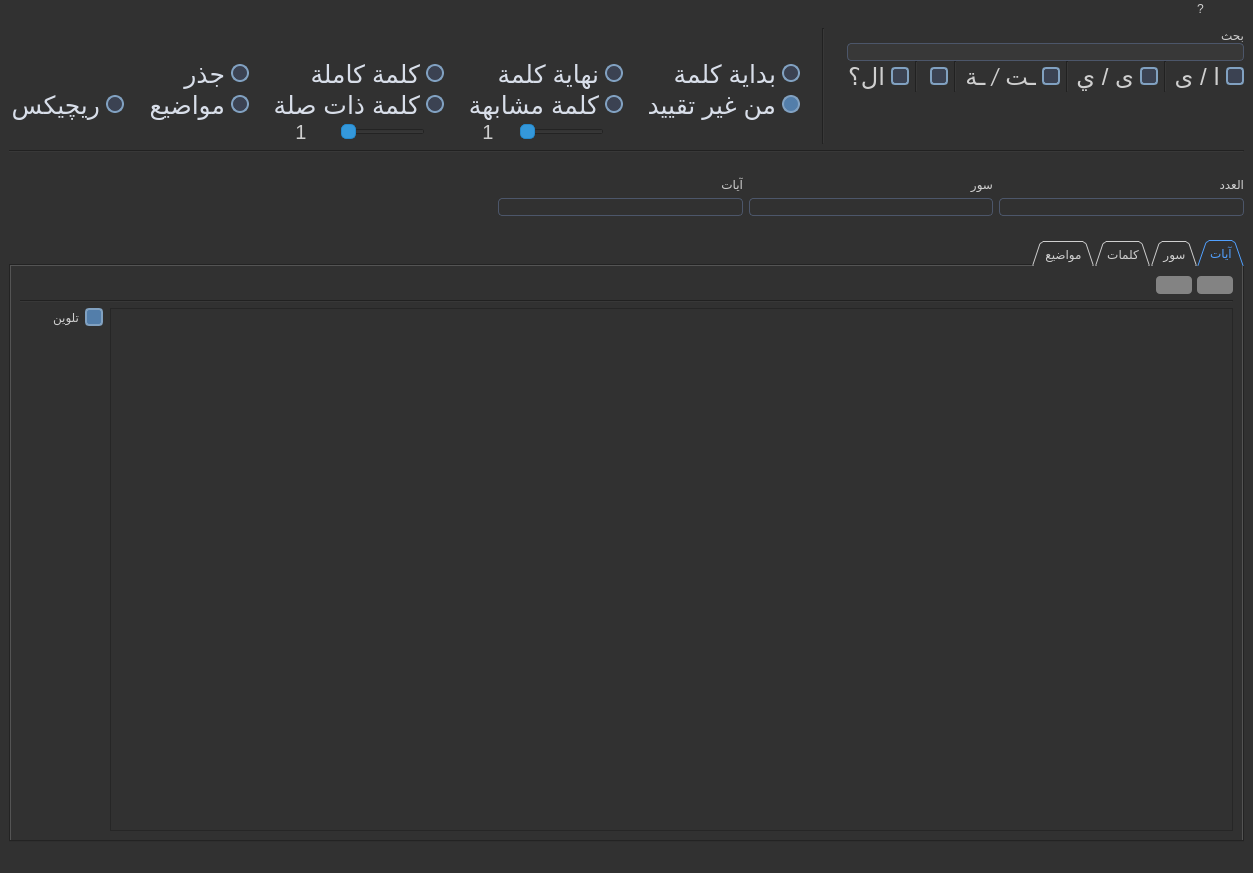
Qt form gui/main_window/main_screen.ui (masalha-alaa/quran-counter) before a commit.
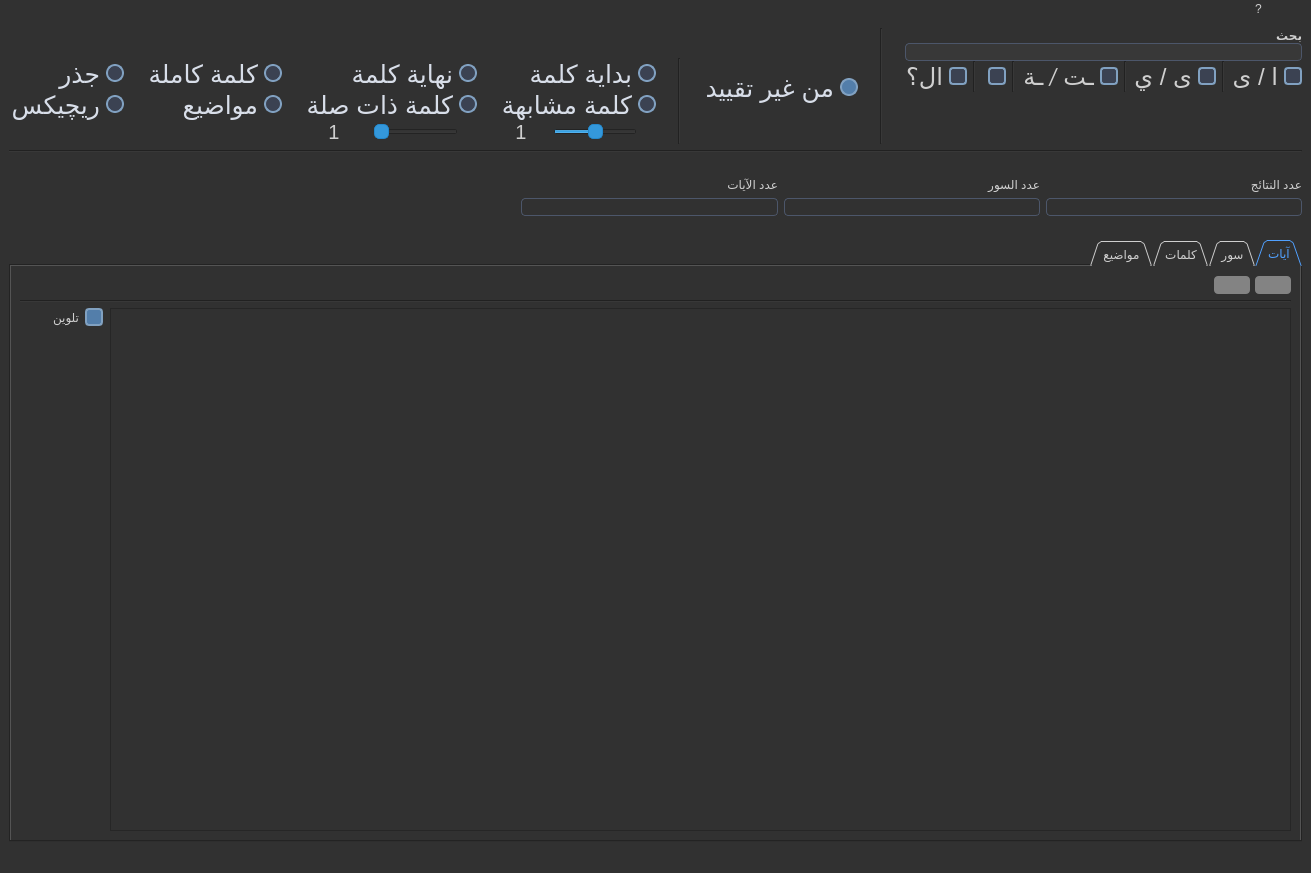
The same form after that commit. Icons and pictures are not drawn. Custom widgets are drawn as their Qt base class.

Commit message: - GUI updates. - Updates "close match" thresholds.

What changed in the file:
```diff
--- a/gui/main_window/main_screen.ui
+++ b/gui/main_window/main_screen.ui
@@ -6,7 +6,7 @@
    <rect>
     <x>0</x>
     <y>0</y>
-    <width>1179</width>
+    <width>1198</width>
     <height>873</height>
    </rect>
   </property>
@@ -152,7 +152,9 @@
            <string/>
           </property>
           <property name="styleSheet">
-           <string notr="true"/>
+           <string notr="true">QLabel {
+	font-weight: bold;
+}</string>
           </property>
           <property name="text">
            <string>بحث</string>
@@ -377,30 +379,13 @@
         <property name="verticalSpacing">
          <number>0</number>
         </property>
-        <item row="0" column="0">
-         <widget class="QRadioButton" name="beginningOfWordRadioButton">
-          <property name="toolTip">
-           <string/>
-          </property>
-          <property name="styleSheet">
-           <string notr="true">QToolTip { 
-    color: #484848;
-	font: 14pt;
-}
-</string>
-          </property>
-          <property name="text">
-           <string>بداية كلمة</string>
-          </property>
-          <attribute name="buttonGroup">
-           <string notr="true">searchOptionsButtonGroup</string>
-          </attribute>
-         </widget>
-        </item>
-        <item row="1" column="0">
-         <layout class="QVBoxLayout" name="verticalLayout_20">
+        <item row="1" column="5">
+         <layout class="QVBoxLayout" name="verticalLayout_23">
           <item>
-           <widget class="QRadioButton" name="noRestrictionsRadioButton">
+           <widget class="QRadioButton" name="regexRadioButton">
+            <property name="toolTip">
+             <string notr="true"/>
+            </property>
             <property name="styleSheet">
              <string notr="true">QToolTip { 
     color: #484848;
@@ -409,10 +394,10 @@
 </string>
             </property>
             <property name="text">
-             <string>من غير تقييد</string>
+             <string>ريچيكس</string>
             </property>
             <property name="checked">
-             <bool>true</bool>
+             <bool>false</bool>
             </property>
             <attribute name="buttonGroup">
              <string notr="true">searchOptionsButtonGroup</string>
@@ -420,7 +405,7 @@
            </widget>
           </item>
           <item>
-           <spacer name="verticalSpacer_2">
+           <spacer name="verticalSpacer">
             <property name="orientation">
              <enum>Qt::Vertical</enum>
             </property>
@@ -434,7 +419,7 @@
           </item>
          </layout>
         </item>
-        <item row="1" column="1">
+        <item row="1" column="2">
          <layout class="QVBoxLayout" name="verticalLayout_18">
           <property name="spacing">
            <number>0</number>
@@ -488,14 +473,14 @@
                <number>1</number>
               </property>
               <property name="maximum">
-               <number>5</number>
+               <number>3</number>
               </property>
               <property name="pageStep">
+               <number>1</number>
+              </property>
+              <property name="value">
                <number>2</number>
               </property>
-              <property name="value">
-               <number>1</number>
-              </property>
               <property name="orientation">
                <enum>Qt::Horizontal</enum>
               </property>
@@ -537,46 +522,6 @@
          </layout>
         </item>
         <item row="1" column="4">
-         <layout class="QVBoxLayout" name="verticalLayout_23">
-          <item>
-           <widget class="QRadioButton" name="regexRadioButton">
-            <property name="toolTip">
-             <string notr="true"/>
-            </property>
-            <property name="styleSheet">
-             <string notr="true">QToolTip { 
-    color: #484848;
-	font: 14pt;
-}
-</string>
-            </property>
-            <property name="text">
-             <string>ريچيكس</string>
-            </property>
-            <property name="checked">
-             <bool>false</bool>
-            </property>
-            <attribute name="buttonGroup">
-             <string notr="true">searchOptionsButtonGroup</string>
-            </attribute>
-           </widget>
-          </item>
-          <item>
-           <spacer name="verticalSpacer">
-            <property name="orientation">
-             <enum>Qt::Vertical</enum>
-            </property>
-            <property name="sizeHint" stdset="0">
-             <size>
-              <width>20</width>
-              <height>40</height>
-             </size>
-            </property>
-           </spacer>
-          </item>
-         </layout>
-        </item>
-        <item row="1" column="3">
          <layout class="QVBoxLayout" name="verticalLayout_24">
           <item>
            <widget class="QRadioButton" name="topicsRadioButton">
@@ -616,7 +561,7 @@
           </item>
          </layout>
         </item>
-        <item row="1" column="2">
+        <item row="1" column="3">
          <layout class="QVBoxLayout" name="verticalLayout_19">
           <property name="spacing">
            <number>0</number>
@@ -718,7 +663,7 @@
           </item>
          </layout>
         </item>
-        <item row="0" column="3">
+        <item row="0" column="5">
          <widget class="QRadioButton" name="rootRadioButton">
           <property name="toolTip">
            <string>كلمات بنفس جذر كلمة البحث</string>
@@ -738,7 +683,7 @@
           </attribute>
          </widget>
         </item>
-        <item row="0" column="1">
+        <item row="0" column="3">
          <widget class="QRadioButton" name="endOfWordRadioButton">
           <property name="toolTip">
            <string/>
@@ -759,6 +704,26 @@
          </widget>
         </item>
         <item row="0" column="2">
+         <widget class="QRadioButton" name="beginningOfWordRadioButton">
+          <property name="toolTip">
+           <string/>
+          </property>
+          <property name="styleSheet">
+           <string notr="true">QToolTip { 
+    color: #484848;
+	font: 14pt;
+}
+</string>
+          </property>
+          <property name="text">
+           <string>بداية كلمة</string>
+          </property>
+          <attribute name="buttonGroup">
+           <string notr="true">searchOptionsButtonGroup</string>
+          </attribute>
+         </widget>
+        </item>
+        <item row="0" column="4">
          <widget class="QRadioButton" name="fullWordRadioButton">
           <property name="toolTip">
            <string/>
@@ -778,6 +743,63 @@
           </attribute>
          </widget>
         </item>
+        <item row="0" column="0" rowspan="2">
+         <layout class="QVBoxLayout" name="verticalLayout_20" stretch="1,1,3">
+          <item>
+           <spacer name="verticalSpacer_13">
+            <property name="orientation">
+             <enum>Qt::Vertical</enum>
+            </property>
+            <property name="sizeHint" stdset="0">
+             <size>
+              <width>20</width>
+              <height>40</height>
+             </size>
+            </property>
+           </spacer>
+          </item>
+          <item>
+           <widget class="QRadioButton" name="noRestrictionsRadioButton">
+            <property name="styleSheet">
+             <string notr="true">QToolTip { 
+    color: #484848;
+	font: 14pt;
+}
+</string>
+            </property>
+            <property name="text">
+             <string>من غير تقييد</string>
+            </property>
+            <property name="checked">
+             <bool>true</bool>
+            </property>
+            <attribute name="buttonGroup">
+             <string notr="true">searchOptionsButtonGroup</string>
+            </attribute>
+           </widget>
+          </item>
+          <item>
+           <spacer name="verticalSpacer_2">
+            <property name="orientation">
+             <enum>Qt::Vertical</enum>
+            </property>
+            <property name="sizeHint" stdset="0">
+             <size>
+              <width>20</width>
+              <height>40</height>
+             </size>
+            </property>
+           </spacer>
+          </item>
+         </layout>
+        </item>
+        <item row="0" column="1" rowspan="2">
+         <widget class="Line" name="line_10">
+          <property name="orientation">
+           <enum>Qt::Vertical</enum>
+          </property>
+         </widget>
+        </item>
        </layout>
       </item>
       <item>
@@ -828,7 +850,7 @@
            <string/>
           </property>
           <property name="text">
-           <string>العدد</string>
+           <string>عدد النتائج</string>
           </property>
          </widget>
         </item>
@@ -884,7 +906,7 @@
            <string/>
           </property>
           <property name="text">
-           <string>سور</string>
+           <string>عدد السور</string>
           </property>
          </widget>
         </item>
@@ -940,7 +962,7 @@
            <string/>
           </property>
           <property name="text">
-           <string>آيات</string>
+           <string>عدد الآيات</string>
           </property>
          </widget>
         </item>
@@ -1708,8 +1730,8 @@
     <rect>
      <x>0</x>
      <y>0</y>
-     <width>1179</width>
-     <height>42</height>
+     <width>1198</width>
+     <height>41</height>
     </rect>
    </property>
    <widget class="QMenu" name="menu_Language">
```
Left out of the diff: 24 changed lines with no effect on the pictures. The commit also changes 5 other files.
